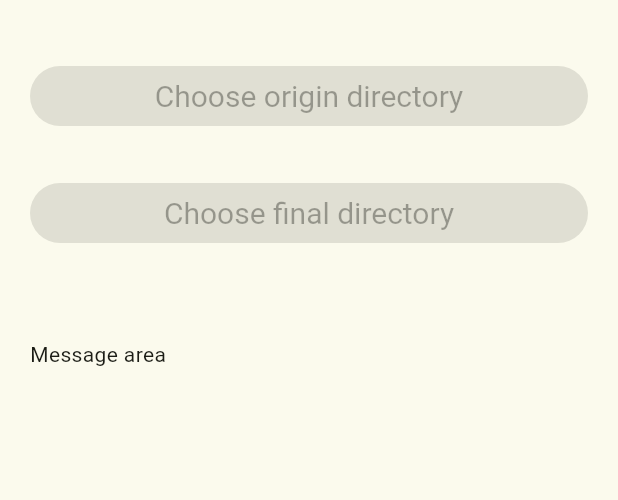
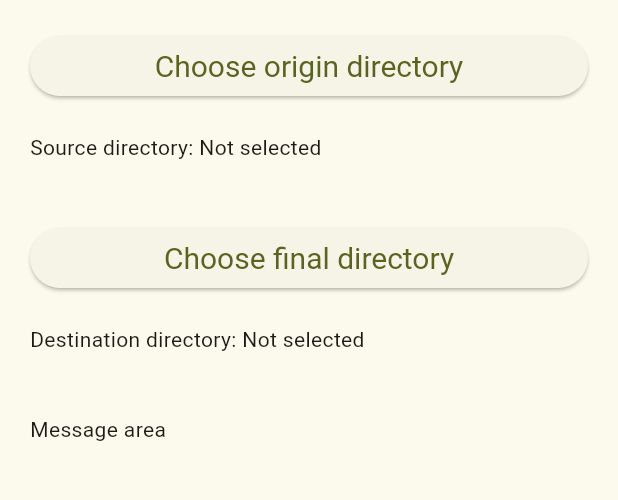
Before and after one commit to GonzoTBA/file_copier, a Flutter app: the screen it shows after launch, on a phone screen of 412 x 824 dp, the part 84-584 px from its top. Run offline on Flutter 3.47's test engine with Material 2 defaults, Android fonts, the phone set to English and light mode, and no system bars; our stand-ins replace file_picker, permission_handler.

Commit message:
Directories can be chosen

```diff
--- a/lib/main.dart
+++ b/lib/main.dart
@@ -1,8 +1,17 @@
 import 'package:flutter/material.dart';
-import 'package:easy_folder_picker/DirectoryList.dart';
+import 'dart:io';
+import 'permissions.dart';
+import 'package:path_provider/path_provider.dart';
+import 'package:file_picker/file_picker.dart';
 
 void main() {
+  WidgetsFlutterBinding.ensureInitialized();
   runApp(const MyApp());
+}
+
+void requestPermissions() async {
+  print('Requesting permission');
+  await requestStoragePermission();
 }
 
 class MyApp extends StatelessWidget {
@@ -10,6 +19,7 @@ class MyApp extends StatelessWidget {
 
   @override
   Widget build(BuildContext context) {
+
     return MaterialApp(
       title: 'Flutter Demo',
       theme: ThemeData(
@@ -30,11 +40,25 @@ class MyHomePage extends StatefulWidget {
 }
 
 class _MyHomePageState extends State<MyHomePage> {
+  String? sourceDirectory;
+  String? destinationDirectory;
 
-  void _incrementCounter() {
+  Future<void> _pickSourceDirectory() async {
+    String? result = await FilePicker.platform.getDirectoryPath();
+
     setState(() {
+      sourceDirectory = result;
     });
   }
+
+  Future<void> _pickDestinationDirectory() async {
+    String? result = await FilePicker.platform.getDirectoryPath();
+
+    setState(() {
+      destinationDirectory = result;
+    });
+  }
+
 
   @override
   Widget build(BuildContext context) {
@@ -47,37 +71,42 @@ class _MyHomePageState extends State<MyHomePage> {
         backgroundColor: Theme.of(context).colorScheme.inversePrimary,
         title: Text(widget.title),
       ),
-      body: SingleChildScrollView(
+      body: Container(
+        margin: const EdgeInsets.all(20.0),
+        child: SingleChildScrollView(
           child: Column(
             mainAxisAlignment: MainAxisAlignment.center,
             crossAxisAlignment: CrossAxisAlignment.stretch,
             children: <Widget>[
               Container(
-            margin: const EdgeInsets.only(
-              top: 40.0,
-              bottom: 10.0,
-              left: 20.0,
-              right: 20.0),
               child: ElevatedButton(
                 style: buttonStyle,
-              onPressed: null,
+                onPressed: () async {
+                  _pickSourceDirectory();
+                },
                 child: const Text('Choose origin directory'),
                 ),
               ),
+              const SizedBox(height: 20),
+              Text(
+                'Source directory: ${sourceDirectory ?? "Not selected"}',
+              ),
+              const SizedBox(height: 40,),
               Container(
-            margin: const EdgeInsets.only(
-              top: 20.0,
-              bottom: 40.0,
-              left: 20.0,
-              right: 20.0),
                 child: ElevatedButton(
                   style: buttonStyle,
-                onPressed: null,
+                  onPressed: () async {
+                    _pickDestinationDirectory();
+                  },
                   child: const Text('Choose final directory'),
                 ),
               ),
+              const SizedBox(height: 20,),
+              Text(
+                'Destination directory: ${destinationDirectory ?? "Not selected"}'
+              ),
+              SizedBox(height: 40,),
               Container(
-              margin: const EdgeInsets.symmetric(horizontal: 20, vertical: 20),
                 child: const Text(
                   'Message area'
                 )
@@ -85,6 +114,7 @@ class _MyHomePageState extends State<MyHomePage> {
             ],
           ),
         ),
+      ),
     );
   }
 }
--- a/pubspec.yaml
+++ b/pubspec.yaml
@@ -30,7 +30,9 @@ environment:
 dependencies:
   flutter:
     sdk: flutter
-  easy_folder_picker: ^1.3.1
+  path_provider: ^2.1.0
+  permission_handler: ^10.4.3
+  file_picker: ^5.3.3
 
   # The following adds the Cupertino Icons font to your application.
   # Use with the CupertinoIcons class for iOS style icons.
```
Also changed, not shown: lib/permissions.dart (added, +14 -0 lines), pubspec.lock, 3 other files. Lines whose indentation alone changed are shown as unchanged.
